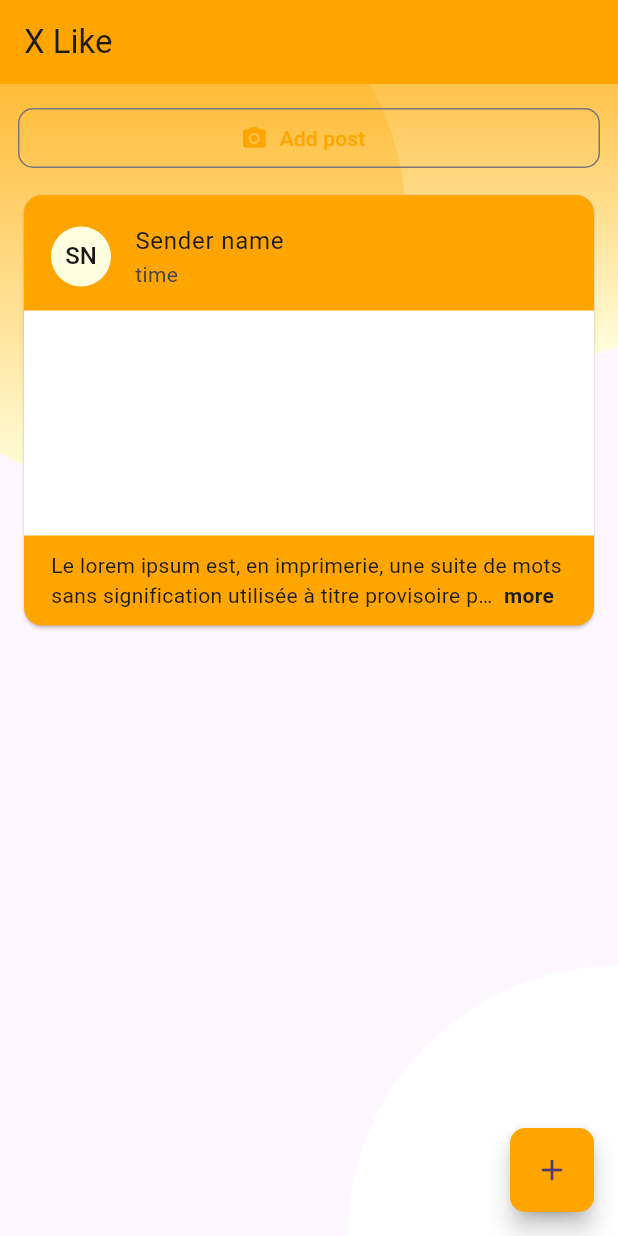
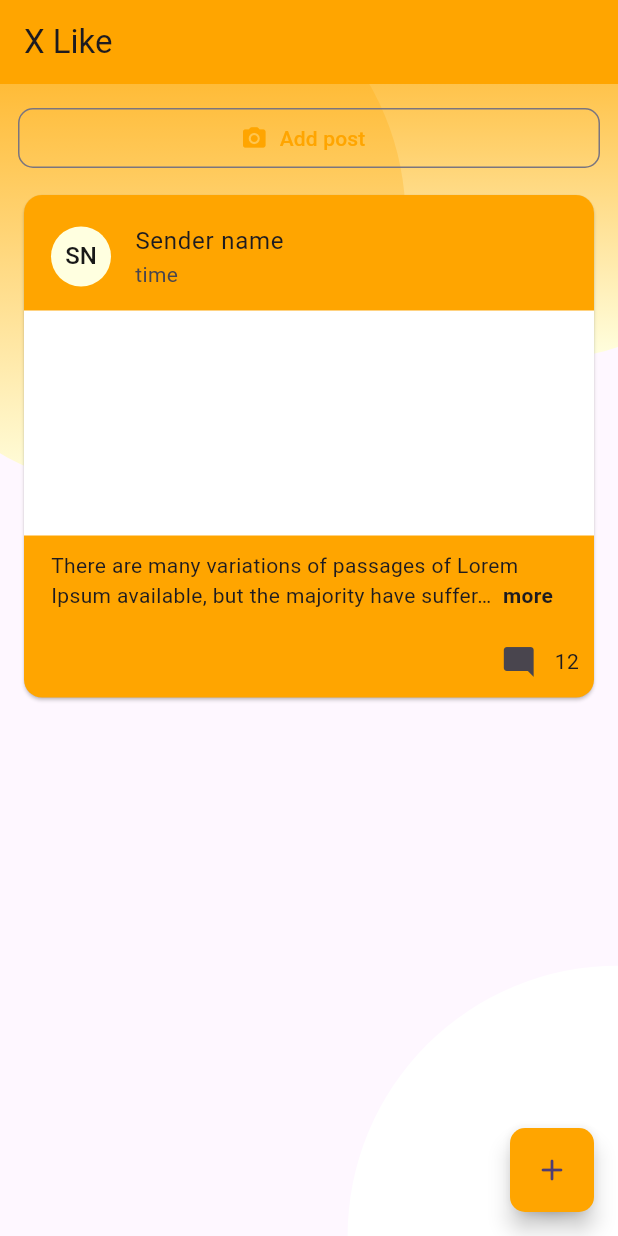
Before and after one commit to maniangdoz/exo_post, a Flutter app: the PostScreen screen opened directly, on a phone screen of 412 x 824 dp. Run offline on Flutter 3.47's test engine with Material 2 defaults, Android fonts, the phone set to English and light mode, and no system bars; drawn by our look-alikes of readmore; our stand-ins replace bloc, equatable, flutter_animate, flutter_bloc, get_it, go_router and 2 more; accounts and stored records are empty.

Commit message:
add comment

```diff
--- a/lib/features/post/presentation/widgets/post_card.dart
+++ b/lib/features/post/presentation/widgets/post_card.dart
@@ -84,7 +84,7 @@ class _PostCardState extends State<PostCard>
                 padding:
                     EdgeInsets.only(left: 18, right: 18, top: 10, bottom: 10),
                 child: ReadMoreText(
-                  "Le lorem ipsum est, en imprimerie, une suite de mots sans signification utilisée à titre provisoire pour calibrer une mise en page,",
+                  "There are many variations of passages of Lorem Ipsum available, but the majority have suffered alteration in some form, by injected humour, or randomised words which don't look even slightly believable. If you are going to use a passage of Lorem Ipsum, you need to be sure there isn't anything embarrassing hidden in the middle of text. All the Lorem Ipsum generators on the Internet tend to repeat predefined chunks as necessary, making this the first true generator on the Internet. It uses a dictionary of over 200 Latin words, combined with a handful of model sentence structures, to generate Lorem Ipsum which looks reasonable. The generated Lorem Ipsum is therefore always free from repetition, injected humour, or non-characteristic words etc.",
                   trimLines: 2,
                   colorClickableText: AppColors.accentColor,
                   trimMode: TrimMode.Line,
@@ -99,8 +99,18 @@ class _PostCardState extends State<PostCard>
                   ),
                 ),
               ),
-              const Row(
-                children: [],
+              Row(
+                mainAxisAlignment: MainAxisAlignment.end,
+                children: [
+                  IconButton(
+                    onPressed: () {},
+                    icon: const Icon(Icons.mode_comment),
+                  ),
+                  const Text(
+                    '12', // Replace with the actual number of comments
+                  ),
+                  const SizedBox(width: 10), // Adjust the width as needed
+                ],
               ),
             ],
           ),
```
